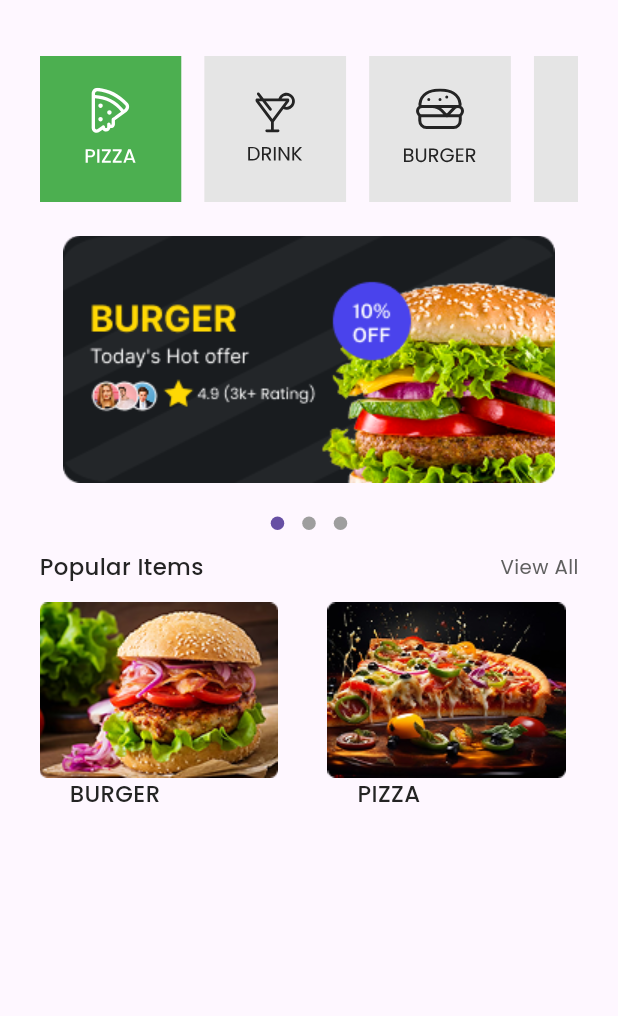
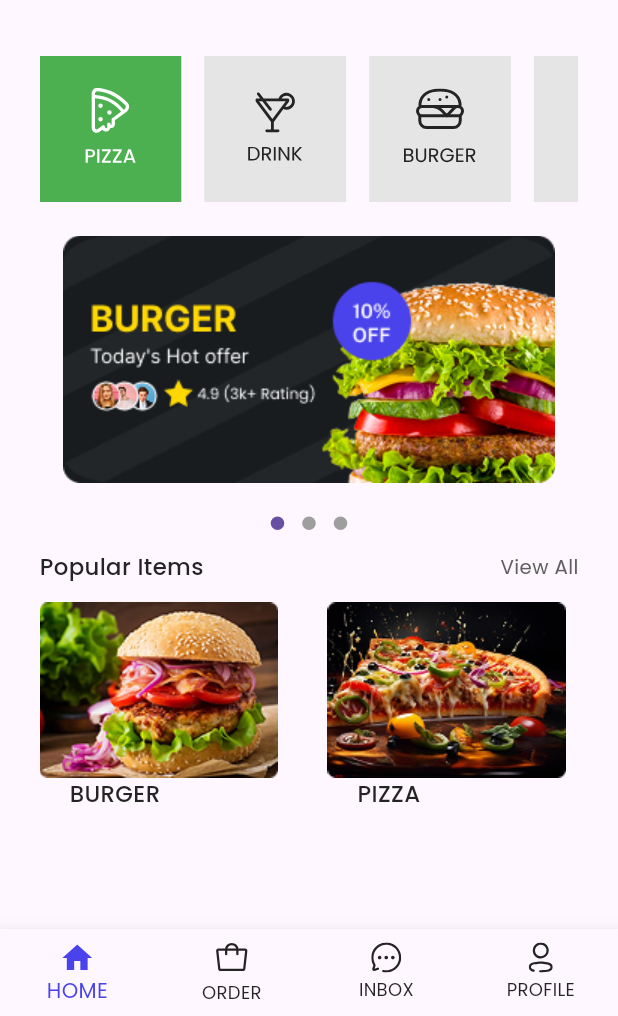
Before and after one commit to AmrReda92/food_app, a Flutter app: the screen it shows after launch, on a phone screen of 412 x 824 dp, the part 220-1236 px from its top. Run offline on Flutter 3.47's test engine with Material 3 defaults, Android fonts, the phone set to English and light mode, and no system bars; drawn by our look-alikes of dots_indicator; our stand-ins replace flutter_screenutil, flutter_svg.

Commit message:
added Bottom nav bar

```diff
--- a/lib/core/models/app_images.dart
+++ b/lib/core/models/app_images.dart
@@ -9,4 +9,7 @@ class AppImages {
   static const String burgerBig = "assets/images/burger_big.png";
   static const String burgerSmall = "assets/images/burgerSmallOne.png";
   static const String pizza = "assets/images/pizza.png";
+  static const String shoppingIcon = "assets/icons/shopping_icon.svg";
+  static const String chatIcon = "assets/icons/chat_icon.svg";
+  static const String profileIcon = "assets/icons/profile_icon.svg";
 }
--- /dev/null
+++ b/lib/feature/bottom_navigation_bar/ui/bottom_nav_bar_screen.dart
@@ -0,0 +1,54 @@
+import 'package:delivery_food_app/feature/home/ui/home_screen.dart';
+import 'package:flutter/material.dart';
+import 'package:flutter_svg/svg.dart';
+
+import '../../../core/models/app_images.dart';
+
+class BottomNavBarScreen extends StatefulWidget {
+  const BottomNavBarScreen({super.key});
+
+  @override
+  State<BottomNavBarScreen> createState() => _BottomNavBarScreenState();
+}
+
+class _BottomNavBarScreenState extends State<BottomNavBarScreen> {
+  int currentIndex =0 ;
+  List<Widget> screens = [
+    HomeScreen(),
+  ];
+  @override
+  Widget build(BuildContext context) {
+    return Scaffold(
+      bottomNavigationBar: BottomNavigationBar(
+        onTap: (index){
+          setState(() {
+            currentIndex=index;
+          });
+        },
+          elevation: 10,
+          type: BottomNavigationBarType.fixed,
+          selectedItemColor: Color(0xff4A43EC),
+          unselectedItemColor: Color(0xff242424),
+          items: [
+            BottomNavigationBarItem(icon: Icon(Icons.home),label: "HOME"),
+            BottomNavigationBarItem(icon: SvgPicture.asset(AppImages.shoppingIcon,
+              colorFilter: ColorFilter.mode(currentIndex == 1 ? Color(0xff4A43EC) :Color(0xff242424),BlendMode.srcIn,)
+            ),
+              label: "ORDER",
+            ),
+            BottomNavigationBarItem(icon: SvgPicture.asset(AppImages.chatIcon,
+              colorFilter: ColorFilter.mode(currentIndex == 2 ? Color(0xff4A43EC) :Color(0xff242424),BlendMode.srcIn,)
+            ),
+                label: "INBOX"
+            ),
+            BottomNavigationBarItem(icon: SvgPicture.asset(AppImages.profileIcon,
+                colorFilter: ColorFilter.mode(currentIndex == 3 ? Color(0xff4A43EC) :Color(0xff242424),BlendMode.srcIn,)
+
+            ),
+                label: "PROFILE"),
+          ]
+      ),
+      body: screens[currentIndex],
+    );
+  }
+}
--- a/lib/food_app.dart
+++ b/lib/food_app.dart
@@ -1,3 +1,4 @@
+import 'package:delivery_food_app/feature/bottom_navigation_bar/ui/bottom_nav_bar_screen.dart';
 import 'package:delivery_food_app/feature/home/ui/home_screen.dart';
 import 'package:flutter/material.dart';
 import 'package:flutter_screenutil/flutter_screenutil.dart';
@@ -18,7 +19,7 @@ class FoodApp extends StatelessWidget {
           fontFamily: "Poppins"
         ),
        debugShowCheckedModeBanner: false,
-       home: HomeScreen(),
+       home: BottomNavBarScreen(),
       ),
     );
   }
```
Also changed, not shown: assets/icons/chat_icon.svg (added), assets/icons/profile_icon.svg (added), assets/icons/shopping_icon.svg (added).
